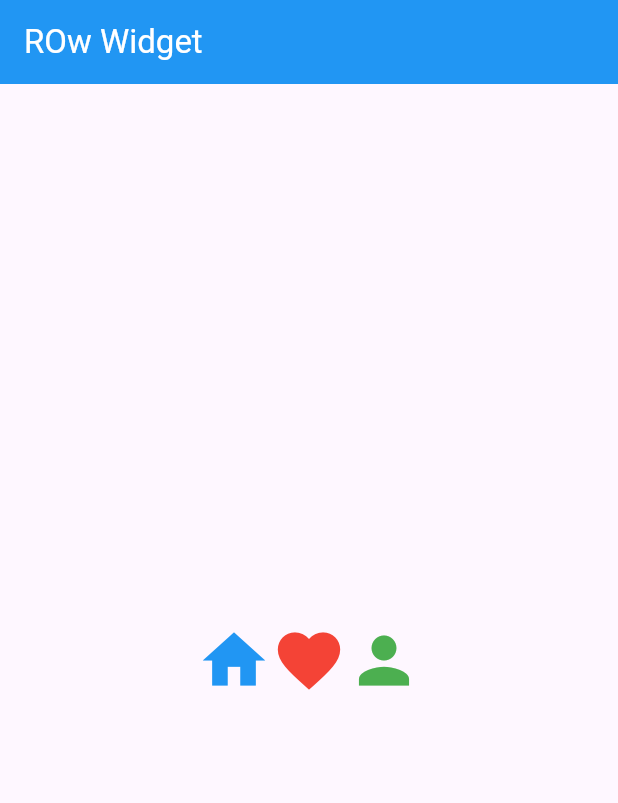
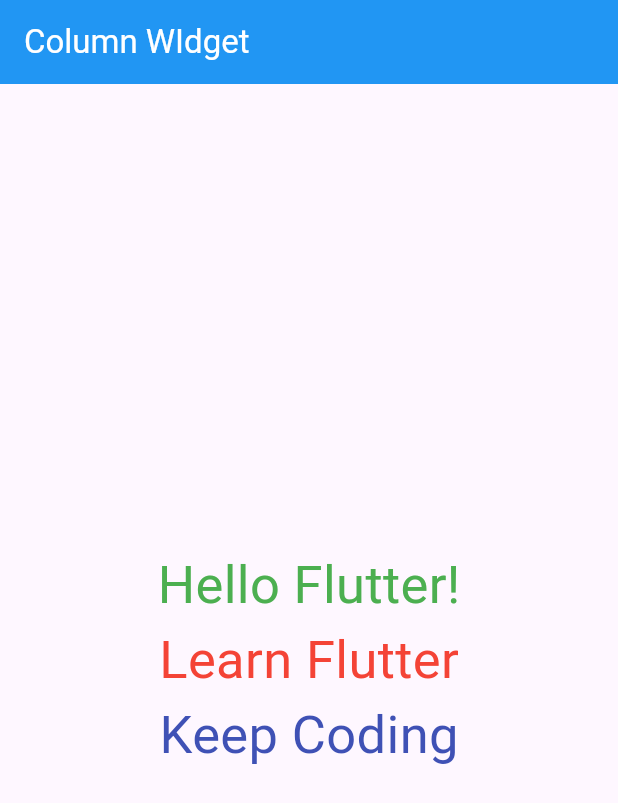
Before and after one commit to Gulshid/Flutter-Shorts-, a Flutter app: the screen it shows after launch, on a phone screen of 412 x 824 dp. Shown: the top 803 px of the screen. Run offline on Flutter 3.47's test engine with Material 3 defaults, Android fonts, the phone set to English and light mode, and no system bars.

Commit message:
column widget is done

```diff
--- /dev/null
+++ b/shorts/lib/ Basic Flutter Widgets/column_widgets.dart
@@ -0,0 +1,43 @@
+import 'package:flutter/material.dart';
+
+class ColumnWidgets extends StatefulWidget {
+  const ColumnWidgets({super.key});
+
+  @override
+  State<ColumnWidgets> createState() => _ColumnWidgetsState();
+}
+
+class _ColumnWidgetsState extends State<ColumnWidgets> {
+  @override
+  Widget build(BuildContext context) {
+    return Scaffold(
+      appBar: AppBar(
+        backgroundColor: Colors.blue,
+        title: Text("Column WIdget", style: TextStyle(color: Colors.white)),
+      ),
+
+      body: Center(
+        child: Column(
+          mainAxisSize: MainAxisSize.min,
+          mainAxisAlignment: MainAxisAlignment.spaceEvenly,
+          children: [
+            Text(
+              "Hello Flutter!",
+              style: TextStyle(color: Colors.green, fontSize: 35),
+            ),
+
+            Text(
+              "Learn Flutter",
+              style: TextStyle(color: Colors.red, fontSize: 35),
+            ),
+
+            Text(
+              "Keep Coding",
+              style: TextStyle(color: Colors.indigo, fontSize: 35),
+            ),
+          ],
+        ),
+      ),
+    );
+  }
+}
--- a/shorts/lib/main.dart
+++ b/shorts/lib/main.dart
@@ -1,5 +1,5 @@
 import 'package:flutter/material.dart';
-import 'package:shorts/%20Basic%20Flutter%20Widgets/row_widget.dart';
+import 'package:shorts/%20Basic%20Flutter%20Widgets/column_widgets.dart';
 
 void main() {
   runApp(const MyApp());
@@ -10,6 +10,6 @@ class MyApp extends StatelessWidget {
 
   @override
   Widget build(BuildContext context) {
-    return MaterialApp(debugShowCheckedModeBanner: false, home: RowWidget());
+    return MaterialApp(debugShowCheckedModeBanner: false, home: ColumnWidgets());
   }
 }
```
Also changed, not shown: shorts/lib/ Basic Flutter Widgets/row_widget.dart (indentation only).
